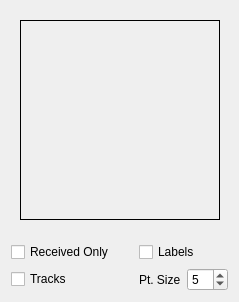
Before: the Qt Designer form muondetector-gui/src/main/gnssposwidget.ui in MuonPi/muondetector, drawn with Qt 5.
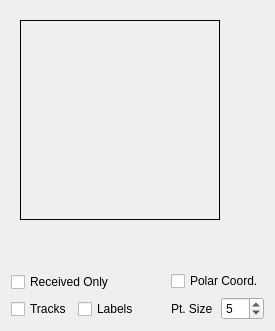
After: the same form once the commit is applied.

Commit message: - forgot to check in config.h last time - major changes in GNSS sats display in gui: now polar and cartesian representation can be selected - added export to file feature for sats position display (pixel graphic formats and ascii list of sat position history) - implemented setting of adc sample mode in daemon. now the free running mode can be switched on/off (by e.g. clicking the checkbox of the adc trace plot in param tab in the gui) - some mor mostly cosmetic changes i forgot by now

```diff
--- a/muondetector-gui/src/main/gnssposwidget.ui
+++ b/muondetector-gui/src/main/gnssposwidget.ui
@@ -6,14 +6,14 @@
    <rect>
     <x>0</x>
     <y>0</y>
-    <width>239</width>
-    <height>302</height>
+    <width>275</width>
+    <height>331</height>
    </rect>
   </property>
   <property name="windowTitle">
    <string>Form</string>
   </property>
-  <layout class="QGridLayout" name="gridLayout">
+  <layout class="QGridLayout" name="gridLayout_2">
    <item row="0" column="0" colspan="3">
     <widget class="QWidget" name="hostWidget" native="true">
      <property name="sizePolicy">
@@ -52,28 +52,32 @@
      </widget>
     </widget>
    </item>
-   <item row="1" column="0" colspan="2">
+   <item row="1" column="0" rowspan="2">
+    <layout class="QGridLayout" name="gridLayout">
+     <item row="0" column="0" colspan="2">
     <widget class="QCheckBox" name="receivedSatsCheckBox">
      <property name="text">
       <string>Received Only</string>
      </property>
     </widget>
    </item>
-   <item row="1" column="2">
-    <widget class="QCheckBox" name="satLabelsCheckBox">
-     <property name="text">
-      <string>Labels</string>
-     </property>
-    </widget>
-   </item>
-   <item row="2" column="0">
+     <item row="1" column="0">
     <widget class="QCheckBox" name="tracksCheckBox">
      <property name="text">
       <string>Tracks</string>
      </property>
     </widget>
    </item>
-   <item row="2" column="1">
+     <item row="1" column="1">
+      <widget class="QCheckBox" name="satLabelsCheckBox">
+       <property name="text">
+        <string>Labels</string>
+       </property>
+      </widget>
+     </item>
+    </layout>
+   </item>
+   <item row="1" column="1" rowspan="2">
     <spacer name="horizontalSpacer">
      <property name="orientation">
       <enum>Qt::Horizontal</enum>
@@ -86,6 +90,13 @@
      </property>
     </spacer>
    </item>
+   <item row="1" column="2">
+    <widget class="QCheckBox" name="cartPolarCheckBox">
+     <property name="text">
+      <string>Polar Coord.</string>
+     </property>
+    </widget>
+   </item>
    <item row="2" column="2">
     <layout class="QHBoxLayout" name="horizontalLayout">
      <item>
```
Lines whose indentation alone changed are shown as unchanged. The commit also changes 18 other files.
